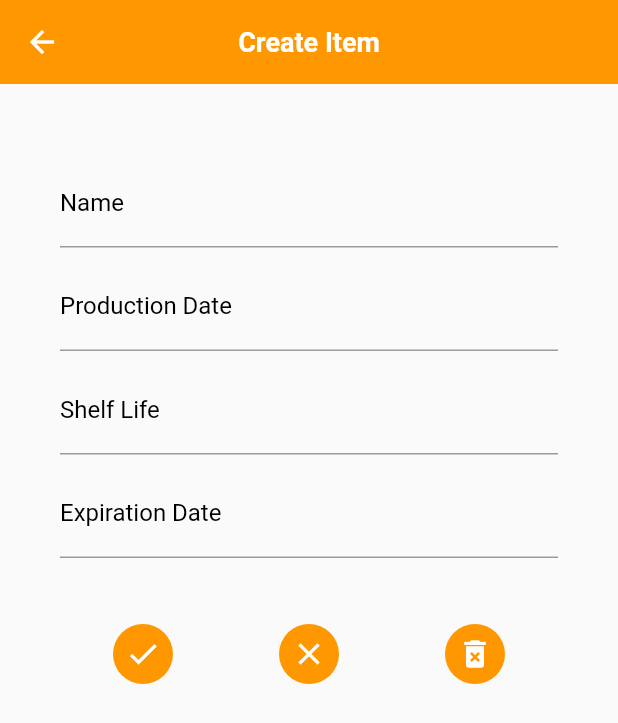
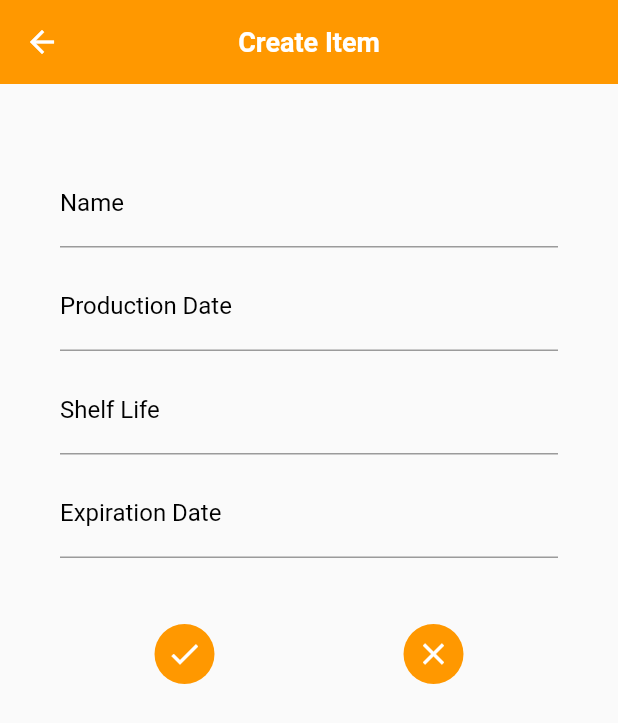
Before and after one commit to TodorStamenov/expiration_date, a Flutter app: the screen it shows after launch, after a tap on the "add" icon, on a phone screen of 412 x 824 dp. Shown: the top 723 px of the screen. Run offline on Flutter 3.47's test engine with Material 2 defaults, Android fonts, the phone set to English and light mode, and no system bars.

Commit message:
Item expiration date list subtitle

```diff
--- a/lib/pages/item_details.dart
+++ b/lib/pages/item_details.dart
@@ -13,6 +13,7 @@ class ItemDetails extends StatefulWidget {
 }
 
 class _ItemDetailsState extends State<ItemDetails> {
+  bool _isEditMode = true;
   String _headerText = 'Edit Item';
 
   final _name = TextEditingController();
@@ -25,6 +26,7 @@ class _ItemDetailsState extends State<ItemDetails> {
     var arguments = ModalRoute.of(context)?.settings.arguments;
     if (arguments == null) {
       setState(() {
+        _isEditMode = false;
         _headerText = 'Create Item';
       });
     }
@@ -76,16 +78,24 @@ class _ItemDetailsState extends State<ItemDetails> {
               children: [
                 PrimaryActionButton(
                   icon: Icons.check,
-                  action: () {},
+                  action: () {
+                    Navigator.pop(context);
+                  },
                 ),
                 PrimaryActionButton(
                   icon: Icons.close,
-                  action: () {},
+                  action: () {
+                    Navigator.pop(context);
+                  },
                 ),
-                PrimaryActionButton(
-                  icon: Icons.delete_forever,
-                  action: () {},
-                ),
+                if (_isEditMode) ...[
+                  PrimaryActionButton(
+                    icon: Icons.delete_forever,
+                    action: () {
+                      Navigator.pop(context);
+                    },
+                  ),
+                ],
               ],
             ),
             const SizedBox(height: 10),
--- a/lib/pages/store_items.dart
+++ b/lib/pages/store_items.dart
@@ -3,6 +3,7 @@ import 'package:expiration_date/pages/item_details.dart';
 import 'package:expiration_date/shared/header.dart';
 import 'package:expiration_date/widgets/action_button.dart';
 import 'package:flutter/material.dart';
+import 'package:intl/intl.dart';
 
 class StoreItems extends StatefulWidget {
   static const String routeName = '/items';
@@ -148,14 +149,15 @@ class _StoreItemsState extends State<StoreItems> {
               child: ListView.builder(
                 itemCount: _filteredList.length,
                 shrinkWrap: true,
-                itemBuilder: (context, index) => ListTile(
-                  title: GestureDetector(
-                    onTap: () => Navigator.pushNamed(
-                      context,
-                      ItemDetails.routeName,
-                      arguments: _filteredList[index].id,
-                    ),
-                    child: Text(_filteredList[index].name),
+                itemBuilder: (context, index) => GestureDetector(
+                  onTap: () => Navigator.pushNamed(
+                    context,
+                    ItemDetails.routeName,
+                    arguments: _filteredList[index].id,
+                  ),
+                  child: ListTile(
+                    title: Text(_filteredList[index].name),
+                    subtitle: Text(DateFormat('dd.MM.yyyy').format(_filteredList[index].expirationDate)),
                   ),
                 ),
               ),
--- a/pubspec.yaml
+++ b/pubspec.yaml
@@ -34,6 +34,7 @@ dependencies:
   # The following adds the Cupertino Icons font to your application.
   # Use with the CupertinoIcons class for iOS style icons.
   cupertino_icons: ^1.0.2
+  intl: ^0.17.0
 
 dev_dependencies:
   flutter_test:
```
Also changed, not shown: pubspec.lock.
